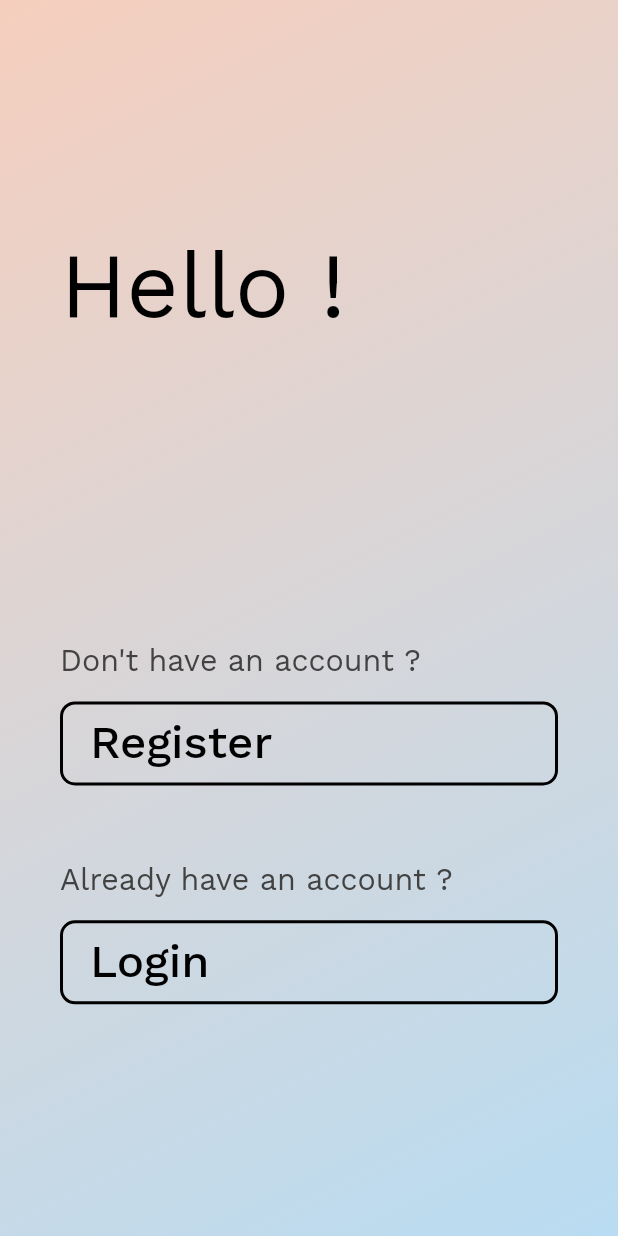
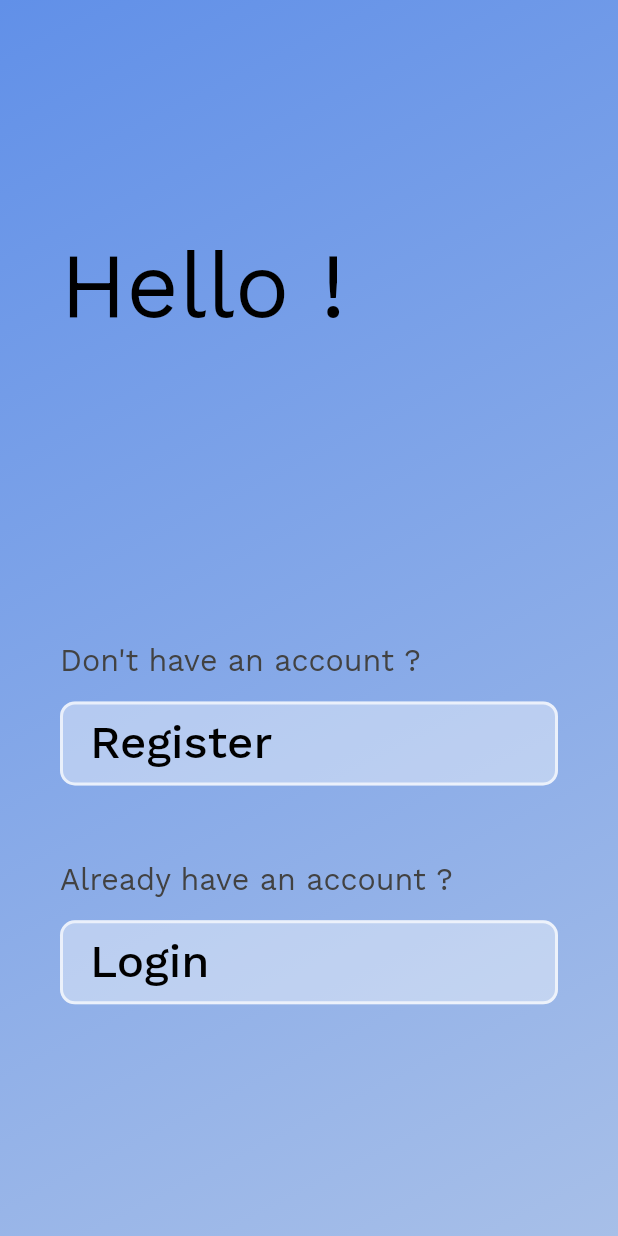
Before and after one commit to deepanshu0807/attendance, a Flutter app: the AuthenticationScreen screen opened directly, on a phone screen of 412 x 824 dp. Run offline on Flutter 3.47's test engine with Material 2 defaults, Android fonts, the light colour scheme and no system bars; our stand-ins replace bloc, dartz, flutter_screenutil, flutter_spinkit, freezed_annotation, get_it and 3 more; missing offline and left inert: attendance_shared; generated files the repository leaves out were written again; statements that could not run were skipped.

Commit message:
Ui updations

```diff
--- a/lib/application/auth/sign_up_form_bloc/signup_form_event.dart
+++ b/lib/application/auth/sign_up_form_bloc/signup_form_event.dart
@@ -6,6 +6,5 @@ abstract class SignupFormEvent with _$SignupFormEvent {
   const factory SignupFormEvent.emailChanged(String email) = _EvEmailChanged;
   const factory SignupFormEvent.phoneChanged(String number) = _EvPhoneChanged;
   const factory SignupFormEvent.passwordChanged(String pwd) = EvPasswordChanged;
-  const factory SignupFormEvent.registerPressed(UserRole role) =
-      EvRegisterPressed;
+  const factory SignupFormEvent.registerPressed() = EvRegisterPressed;
 }
--- a/lib/presentation/screens/splashscreen.dart
+++ b/lib/presentation/screens/splashscreen.dart
@@ -41,7 +41,7 @@ class _SplashScreenState extends State<SplashScreen> {
             children: [
               Center(
                 child: Text(
-                  "Employee",
+                  "Attendance",
                   style: text50.copyWith(
                     fontWeight: FontWeight.bold,
                   ),
--- a/lib/presentation/utils/colors.dart
+++ b/lib/presentation/utils/colors.dart
@@ -1,5 +1,5 @@
 import 'package:flutter/material.dart';
 
-const Color primaryColor = Color(0xfff6cfbe);
-const Color secondaryColor = Color(0xffb9dcf2);
+const Color primaryColor = Color(0xff6190E8);
+const Color secondaryColor = Color(0xffA7BFE8);
 const Color backgroundColor = Color(0xfff5f5f8);
--- a/lib/presentation/widgets/border_button.dart
+++ b/lib/presentation/widgets/border_button.dart
@@ -13,13 +13,14 @@ class BorderButton extends StatelessWidget {
   @override
   Widget build(BuildContext context) {
     return FlatButton(
+      color: Colors.white.withOpacity(0.4),
       minWidth: double.infinity,
       padding: kPadding10.copyWith(left: 20),
       onPressed: ontap,
-      splashColor: Colors.transparent,
+      splashColor: secondaryColor,
       highlightColor: Colors.transparent,
       shape: RoundedRectangleBorder(
-        side: BorderSide(color: Colors.black, width: 2),
+        side: BorderSide(color: Colors.white.withOpacity(0.7), width: 2),
         borderRadius: kBorderR10,
       ),
       child: Row(
```
Also changed, not shown: lib/presentation/screens/login.dart (+0 -10 lines), lib/presentation/screens/register.dart (+1 -61 lines), lib/application/auth/sign_up_form_bloc/signup_form_bloc.freezed.dart, 3 other files.
